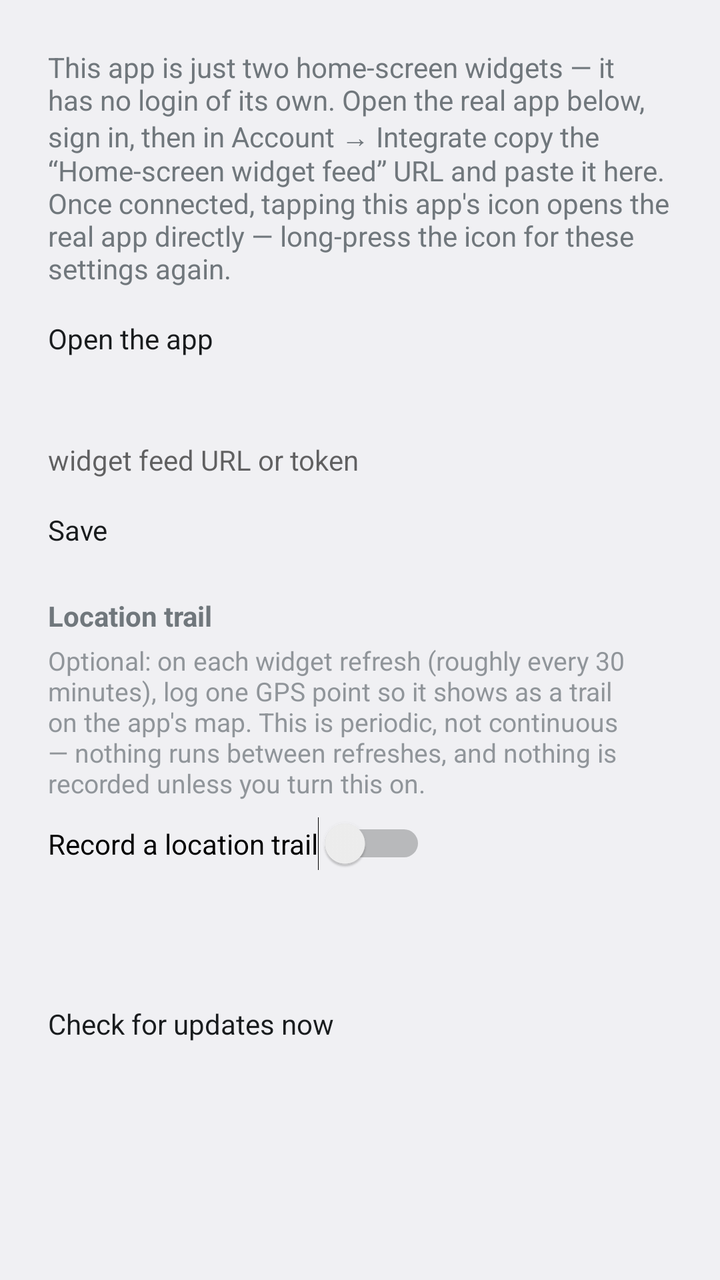
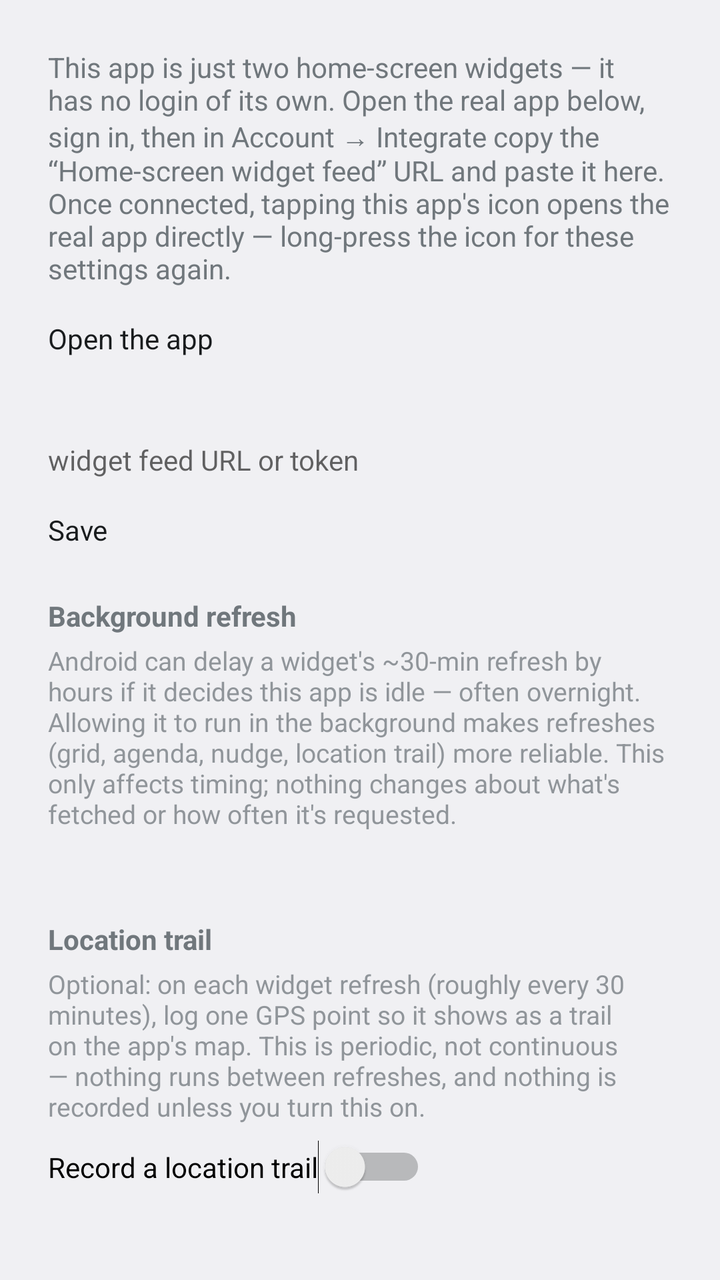

Compare the two renders of this Android layout. The source of the first and the diff that turns it into the second are given below.
<!-- AndroidManifest.xml: application theme android:Theme.DeviceDefault.Light -->
<!-- res/layout/activity_settings.xml -->
<?xml version="1.0" encoding="utf-8"?>
<LinearLayout xmlns:android="http://schemas.android.com/apk/res/android"
    android:layout_width="match_parent"
    android:layout_height="match_parent"
    android:orientation="vertical"
    android:padding="24dp">

    <TextView
        android:id="@+id/update_banner"
        android:layout_width="match_parent"
        android:layout_height="wrap_content"
        android:paddingBottom="8dp"
        android:textSize="14sp"
        android:textStyle="bold"
        android:visibility="gone" />

    <Button
        android:id="@+id/update_button"
        android:layout_width="wrap_content"
        android:layout_height="wrap_content"
        android:layout_marginBottom="16dp"
        android:text="Download and install"
        android:visibility="gone" />

    <TextView
        android:layout_width="match_parent"
        android:layout_height="wrap_content"
        android:text="This app is just two home-screen widgets — it has no login of its own. Open the real app below, sign in, then in Account → Integrate copy the “Home-screen widget feed” URL and paste it here. Once connected, tapping this app's icon opens the real app directly — long-press the icon for these settings again."
        android:textSize="14sp"
        android:paddingBottom="16dp" />

    <Button
        android:id="@+id/open_app_button"
        android:layout_width="wrap_content"
        android:layout_height="wrap_content"
        android:text="Open the app" />

    <TextView
        android:id="@+id/sync_status"
        android:layout_width="match_parent"
        android:layout_height="wrap_content"
        android:layout_marginTop="16dp"
        android:layout_marginBottom="8dp"
        android:textSize="13sp" />

    <EditText
        android:id="@+id/token_input"
        android:layout_width="match_parent"
        android:layout_height="wrap_content"
        android:hint="widget feed URL or token"
        android:inputType="textNoSuggestions"
        android:maxLines="3" />

    <Button
        android:id="@+id/save_button"
        android:layout_width="wrap_content"
        android:layout_height="wrap_content"
        android:layout_marginTop="16dp"
        android:text="Save" />

    <TextView
        android:layout_width="match_parent"
        android:layout_height="wrap_content"
        android:layout_marginTop="24dp"
        android:text="Location trail"
        android:textSize="14sp"
        android:textStyle="bold" />

    <TextView
        android:layout_width="match_parent"
        android:layout_height="wrap_content"
        android:layout_marginTop="4dp"
        android:text="Optional: on each widget refresh (roughly every 30 minutes), log one GPS point so it shows as a trail on the app's map. This is periodic, not continuous — nothing runs between refreshes, and nothing is recorded unless you turn this on."
        android:textSize="13sp"
        android:alpha="0.75" />

    <Switch
        android:id="@+id/trail_switch"
        android:layout_width="wrap_content"
        android:layout_height="wrap_content"
        android:layout_marginTop="8dp"
        android:text="Record a location trail" />

    <TextView
        android:id="@+id/trail_status"
        android:layout_width="match_parent"
        android:layout_height="wrap_content"
        android:layout_marginTop="4dp"
        android:textSize="12sp"
        android:alpha="0.75" />

    <Button
        android:id="@+id/trail_permission_button"
        android:layout_width="wrap_content"
        android:layout_height="wrap_content"
        android:layout_marginTop="4dp"
        android:visibility="gone" />

    <TextView
        android:id="@+id/version_label"
        android:layout_width="match_parent"
        android:layout_height="wrap_content"
        android:layout_marginTop="24dp"
        android:textSize="11sp"
        android:alpha="0.6" />

    <Button
        android:id="@+id/check_update_button"
        android:layout_width="wrap_content"
        android:layout_height="wrap_content"
        android:layout_marginTop="8dp"
        android:text="Check for updates now" />

    <TextView
        android:id="@+id/check_update_status"
        android:layout_width="match_parent"
        android:layout_height="wrap_content"
        android:layout_marginTop="4dp"
        android:textSize="11sp"
        android:alpha="0.6" />

</LinearLayout>
<!-- resources referenced by this layout -->
<resources>

</resources>

<!-- the commit's change to res/layout/activity_settings.xml (unified diff, before → after) -->
@@ -62,6 +62,38 @@
         android:layout_width="match_parent"
         android:layout_height="wrap_content"
         android:layout_marginTop="24dp"
+        android:text="Background refresh"
+        android:textSize="14sp"
+        android:textStyle="bold" />
+
+    <TextView
+        android:layout_width="match_parent"
+        android:layout_height="wrap_content"
+        android:layout_marginTop="4dp"
+        android:text="Android can delay a widget's ~30-min refresh by hours if it decides this app is idle — often overnight. Allowing it to run in the background makes refreshes (grid, agenda, nudge, location trail) more reliable. This only affects timing; nothing changes about what's fetched or how often it's requested."
+        android:textSize="13sp"
+        android:alpha="0.75" />
+
+    <TextView
+        android:id="@+id/battery_status"
+        android:layout_width="match_parent"
+        android:layout_height="wrap_content"
+        android:layout_marginTop="4dp"
+        android:textSize="12sp"
+        android:alpha="0.75" />
+
+    <Button
+        android:id="@+id/battery_button"
+        android:layout_width="wrap_content"
+        android:layout_height="wrap_content"
+        android:layout_marginTop="4dp"
+        android:text="Allow background activity"
+        android:visibility="gone" />
+
+    <TextView
+        android:layout_width="match_parent"
+        android:layout_height="wrap_content"
+        android:layout_marginTop="24dp"
         android:text="Location trail"
         android:textSize="14sp"
         android:textStyle="bold" />
